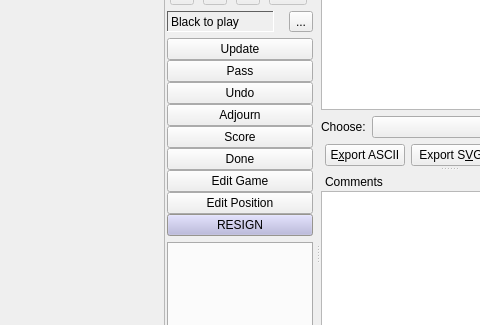
Old version of the form src/boardwindow_gui.ui in the repository bernds/q5Go; both pictures show x 615 to 1095 and y 143 to 468 of the 1192 by 982 pixel window.
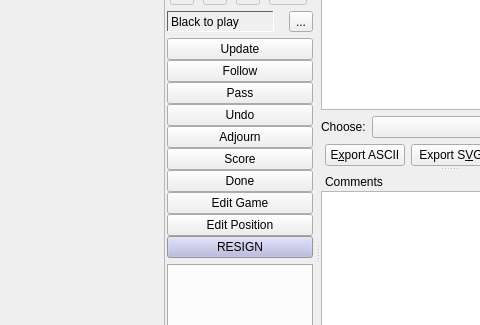
New version of the form. Icons and pictures are not drawn. Custom widgets are drawn as their Qt base class.

The edit to the form file:
```diff
--- a/src/boardwindow_gui.ui
+++ b/src/boardwindow_gui.ui
@@ -1635,6 +1635,13 @@
                    </property>
                   </widget>
                  </item>
+                 <item>
+                  <widget class="QPushButton" name="followButton">
+                   <property name="text">
+                    <string>Follow</string>
+                   </property>
+                  </widget>
+                 </item>
                  <item>
                   <widget class="QPushButton" name="passButton">
                    <property name="focusPolicy">
```
